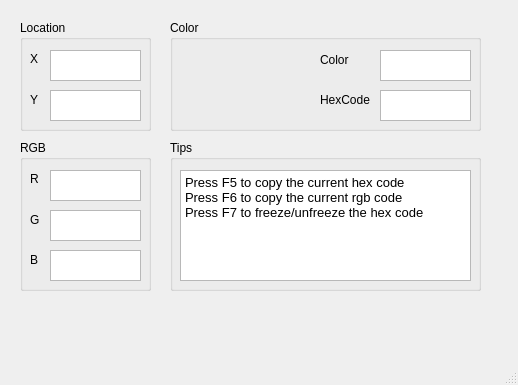
The window that src/mainwindow.ui (gdarko/ColorPicker) describes before a commit, drawn with Qt 5.
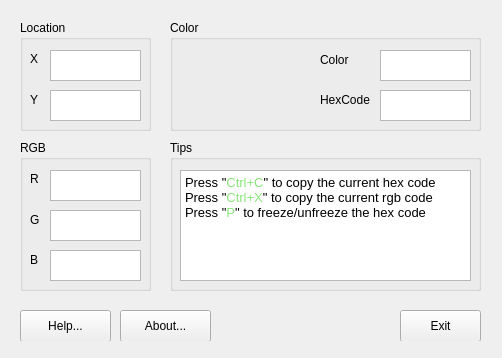
The same window after the commit. Icons and pictures are not drawn.

What changed in the file:
```diff
--- a/src/mainwindow.ui
+++ b/src/mainwindow.ui
@@ -6,8 +6,8 @@
    <rect>
     <x>0</x>
     <y>0</y>
-    <width>518</width>
-    <height>385</height>
+    <width>502</width>
+    <height>358</height>
    </rect>
   </property>
   <property name="windowTitle">
@@ -20,7 +20,16 @@
   <property name="statusTip">
    <string/>
   </property>
+  <property name="styleSheet">
+   <string notr="true"/>
+  </property>
   <widget class="QWidget" name="centralwidget">
+   <property name="cursor">
+    <cursorShape>ArrowCursor</cursorShape>
+   </property>
+   <property name="styleSheet">
+    <string notr="true"/>
+   </property>
    <widget class="QGroupBox" name="groupBox">
     <property name="geometry">
      <rect>
@@ -301,26 +310,74 @@
       <string>&lt;!DOCTYPE HTML PUBLIC &quot;-//W3C//DTD HTML 4.0//EN&quot; &quot;http://www.w3.org/TR/REC-html40/strict.dtd&quot;&gt;
 &lt;html&gt;&lt;head&gt;&lt;meta name=&quot;qrichtext&quot; content=&quot;1&quot; /&gt;&lt;meta charset=&quot;utf-8&quot; /&gt;&lt;style type=&quot;text/css&quot;&gt;
 p, li { white-space: pre-wrap; }
-&lt;/style&gt;&lt;/head&gt;&lt;body style=&quot; font-family:'Segoe UI'; font-size:9.75pt; font-weight:400; font-style:normal;&quot;&gt;
-&lt;p style=&quot; margin-top:0px; margin-bottom:0px; margin-left:0px; margin-right:0px; -qt-block-indent:0; text-indent:0px;&quot;&gt;Press F5 to copy the current hex code&lt;/p&gt;
-&lt;p style=&quot; margin-top:0px; margin-bottom:0px; margin-left:0px; margin-right:0px; -qt-block-indent:0; text-indent:0px;&quot;&gt;Press F6 to copy the current rgb code&lt;/p&gt;
-&lt;p style=&quot; margin-top:0px; margin-bottom:0px; margin-left:0px; margin-right:0px; -qt-block-indent:0; text-indent:0px;&quot;&gt;Press F7 to freeze/unfreeze the hex code&lt;/p&gt;
-&lt;p style=&quot;-qt-paragraph-type:empty; margin-top:0px; margin-bottom:0px; margin-left:0px; margin-right:0px; -qt-block-indent:0; text-indent:0px;&quot;&gt;&lt;br /&gt;&lt;/p&gt;&lt;/body&gt;&lt;/html&gt;</string>
+hr { height: 1px; border-width: 0; }
+&lt;/style&gt;&lt;/head&gt;&lt;body style=&quot; font-family:'.AppleSystemUIFont'; font-size:13pt; font-weight:400; font-style:normal;&quot;&gt;
+&lt;p style=&quot; margin-top:0px; margin-bottom:0px; margin-left:0px; margin-right:0px; -qt-block-indent:0; text-indent:0px;&quot;&gt;&lt;span style=&quot; font-family:'Segoe UI'; font-size:9.75pt;&quot;&gt;Press &amp;quot;&lt;/span&gt;&lt;span style=&quot; font-family:'Segoe UI'; font-size:9.75pt; color:#8ae57b;&quot;&gt;Ctrl+C&lt;/span&gt;&lt;span style=&quot; font-family:'Segoe UI'; font-size:9.75pt;&quot;&gt;&amp;quot; to copy the current hex code&lt;/span&gt;&lt;/p&gt;
+&lt;p style=&quot; margin-top:0px; margin-bottom:0px; margin-left:0px; margin-right:0px; -qt-block-indent:0; text-indent:0px;&quot;&gt;&lt;span style=&quot; font-family:'Segoe UI'; font-size:9.75pt;&quot;&gt;Press &amp;quot;&lt;/span&gt;&lt;span style=&quot; font-family:'Segoe UI'; font-size:9.75pt; color:#8ae57b;&quot;&gt;Ctrl+X&lt;/span&gt;&lt;span style=&quot; font-family:'Segoe UI'; font-size:9.75pt;&quot;&gt;&amp;quot; to copy the current rgb code&lt;/span&gt;&lt;/p&gt;
+&lt;p style=&quot; margin-top:0px; margin-bottom:0px; margin-left:0px; margin-right:0px; -qt-block-indent:0; text-indent:0px;&quot;&gt;&lt;span style=&quot; font-family:'Segoe UI'; font-size:9.75pt;&quot;&gt;Press &amp;quot;&lt;/span&gt;&lt;span style=&quot; font-family:'Segoe UI'; font-size:9.75pt; color:#8ae57b;&quot;&gt;P&lt;/span&gt;&lt;span style=&quot; font-family:'Segoe UI'; font-size:9.75pt;&quot;&gt;&amp;quot; to freeze/unfreeze the hex code&lt;/span&gt;&lt;/p&gt;
+&lt;p style=&quot;-qt-paragraph-type:empty; margin-top:0px; margin-bottom:0px; margin-left:0px; margin-right:0px; -qt-block-indent:0; text-indent:0px; font-family:'Segoe UI'; font-size:9.75pt;&quot;&gt;&lt;br /&gt;&lt;/p&gt;&lt;/body&gt;&lt;/html&gt;</string>
      </property>
     </widget>
    </widget>
+   <widget class="QFrame" name="actionBar">
+    <property name="geometry">
+     <rect>
+      <x>20</x>
+      <y>310</y>
+      <width>461</width>
+      <height>31</height>
+     </rect>
+    </property>
+    <property name="frameShape">
+     <enum>QFrame::NoFrame</enum>
+    </property>
+    <property name="frameShadow">
+     <enum>QFrame::Plain</enum>
+    </property>
+    <property name="lineWidth">
+     <number>0</number>
+    </property>
+    <widget class="QPushButton" name="btnAbout">
+     <property name="geometry">
+      <rect>
+       <x>100</x>
+       <y>0</y>
+       <width>91</width>
+       <height>32</height>
+      </rect>
+     </property>
+     <property name="text">
+      <string>About...</string>
+     </property>
+    </widget>
+    <widget class="QPushButton" name="btnHelp">
+     <property name="geometry">
+      <rect>
+       <x>0</x>
+       <y>0</y>
+       <width>91</width>
+       <height>32</height>
+      </rect>
+     </property>
+     <property name="text">
+      <string>Help...</string>
+     </property>
+    </widget>
+    <widget class="QPushButton" name="btnExit">
+     <property name="geometry">
+      <rect>
+       <x>380</x>
+       <y>0</y>
+       <width>81</width>
+       <height>32</height>
+      </rect>
+     </property>
+     <property name="text">
+      <string>Exit</string>
+     </property>
+    </widget>
+   </widget>
   </widget>
-  <widget class="QMenuBar" name="menubar">
-   <property name="geometry">
-    <rect>
-     <x>0</x>
-     <y>0</y>
-     <width>518</width>
-     <height>24</height>
-    </rect>
-   </property>
-  </widget>
-  <widget class="QStatusBar" name="statusbar"/>
  </widget>
  <resources/>
  <connections/>
```
